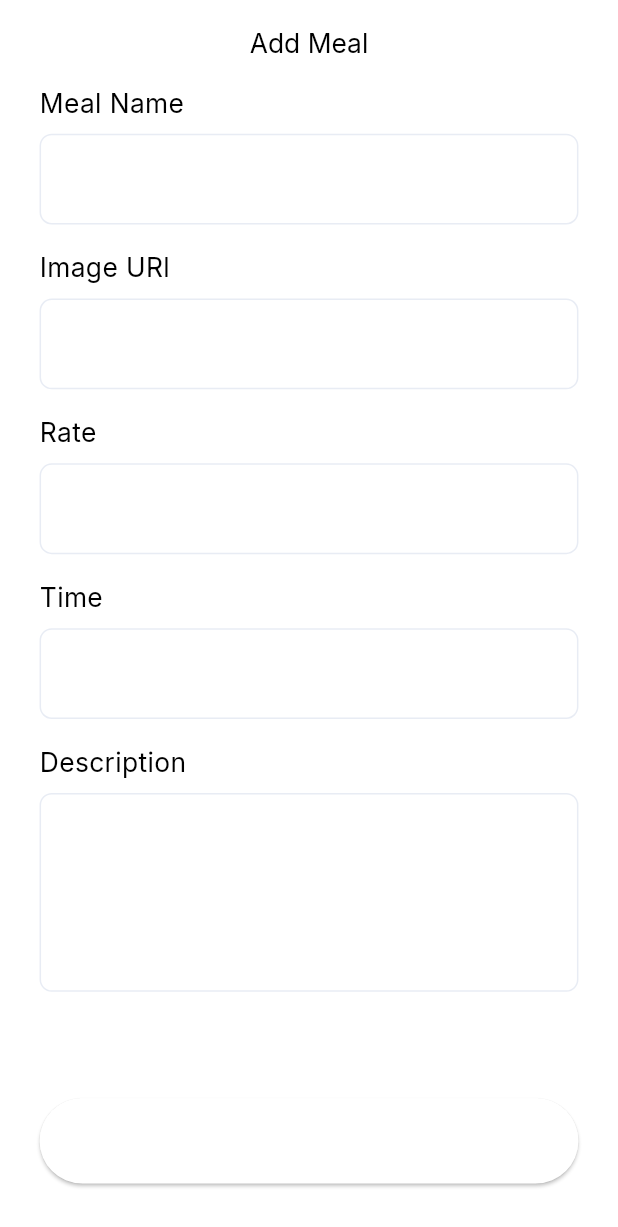
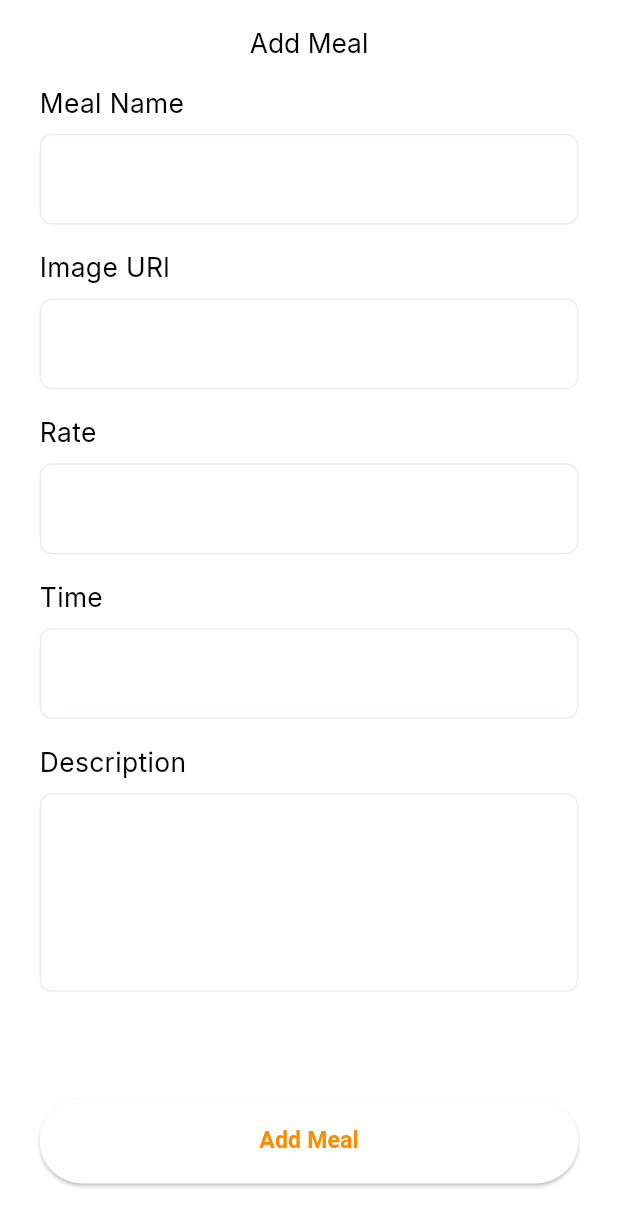
Before and after one commit to SalahHassan202/meals_app_flutter, a Flutter app: the AddMealScreen screen opened by its route, on a phone screen of 412 x 824 dp. Shown: the top 1227 px of the screen. Run offline on Flutter 3.47's test engine with Material 3 defaults, Android fonts, the phone set to English and light mode, and no system bars; our stand-ins replace cached_network_image, carousel_slider, dots_indicator, flutter_screenutil, go_router, google_fonts and 2 more; accounts and stored records are empty.

Commit message:
update PrimayButtonWidget

```diff
--- a/lib/core/widgets/primary_button_widget.dart
+++ b/lib/core/widgets/primary_button_widget.dart
@@ -39,7 +39,7 @@ class PrimayButtonWidget extends StatelessWidget {
         style: TextStyle(
           fontWeight: FontWeight.bold,
           fontSize: fontSize ?? 14.sp,
-          color: textColor ?? AppColors.whiteColor,
+          color: textColor ?? AppColors.primaryColor,
         ),
       ),
     );
```
